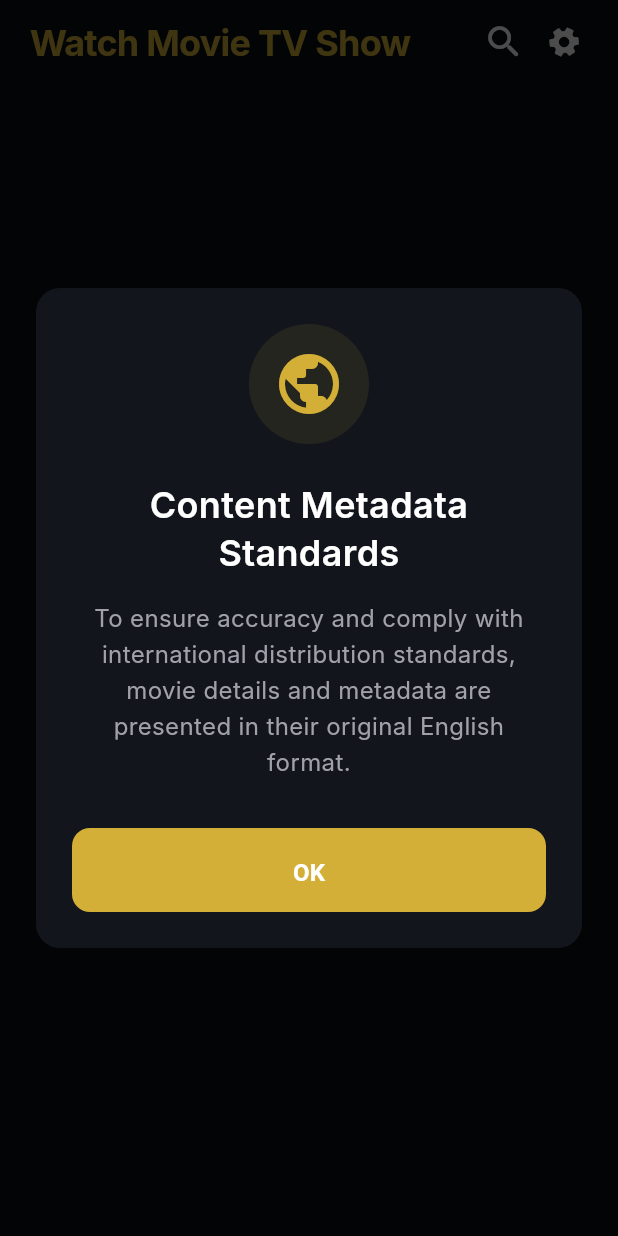
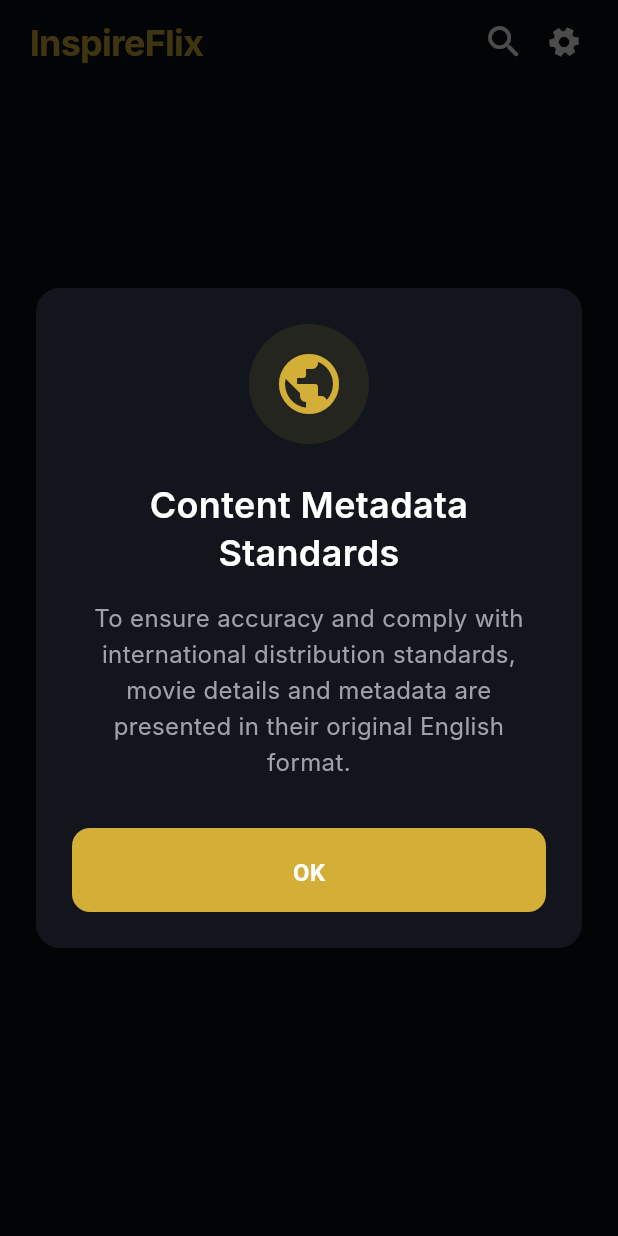
Before and after one commit to nguyenducthangit/watch_movie_tv_show, a Flutter app: the HomeContent screen opened directly, on a phone screen of 412 x 824 dp. Run offline on Flutter 3.47's test engine with Material 3 defaults, Android fonts, the light colour scheme and no system bars; our stand-ins replace cached_network_image, chewie, connectivity_plus, dio, equatable, flutter_rating_bar and 13 more; missing offline and left inert: app_settings, background_downloader, exo_shared, google_mlkit_translation; accounts and stored records are empty; network calls fail; Roboto replaces fonts that are missing (Inter).

Commit message:
release 1.0.0

```diff
--- a/lib/app/config/app_config.dart
+++ b/lib/app/config/app_config.dart
@@ -1,29 +1,7 @@
 import 'package:package_info_plus/package_info_plus.dart';
 
-/// App Configuration
-/// Contains all app-level configurations like URLs, timeouts, etc.
 class AppConfig {
   AppConfig._();
 
-
- static late final PackageInfo packageInfo;
-  // Timeout durations
-  static const Duration connectTimeout = Duration(seconds: 30);
-  static const Duration receiveTimeout = Duration(seconds: 30);
-
-  // Download settings
-  static const int maxConcurrentDownloads = 2;
-  static const int downloadRetryCount = 3;
-
-  // Cache settings
-  static const Duration manifestCacheExpiry = Duration(hours: 1);
-  static const int maxCachedImages = 100;
-
-  // Video settings
-  static const int videoBufferMs = 5000;
-  static const int prefetchThumbnailCount = 20;
-
-  // App info
-  static const String appName = 'Video App';
-  static const String appVersion = '1.0.0';
+  static late final PackageInfo packageInfo;
 }
--- a/lib/app/constants/app_strings.dart
+++ b/lib/app/constants/app_strings.dart
@@ -3,7 +3,7 @@ class AppStrings {
   AppStrings._();
 
   // App
-  static const String appName = 'ANGEL';
+  static const String appName = 'InspireFlix';
 
   // Navigation
   static const String home = 'Home';
--- a/lib/app/services/dio_client.dart
+++ b/lib/app/services/dio_client.dart
@@ -1,5 +1,4 @@
 import 'package:dio/dio.dart';
-import 'package:watch_movie_tv_show/app/config/app_config.dart';
 import 'package:watch_movie_tv_show/app/services/retry_interceptor.dart';
 import 'package:watch_movie_tv_show/app/utils/helpers.dart';
 
@@ -8,8 +7,8 @@ class DioClient {
   DioClient._() {
     _dio = Dio(
       BaseOptions(
-        connectTimeout: AppConfig.connectTimeout,
-        receiveTimeout: AppConfig.receiveTimeout,
+        connectTimeout: const Duration(seconds: 30),
+        receiveTimeout: const Duration(seconds: 30),
         headers: {'Content-Type': 'application/json', 'Accept': 'application/json'},
         extra: {'retryCount': 0}, // Initialize retry counter
       ),
--- a/lib/app/services/download_service.dart
+++ b/lib/app/services/download_service.dart
@@ -3,7 +3,6 @@ import 'dart:io';
 import 'package:background_downloader/background_downloader.dart' as bd;
 import 'package:get/get.dart';
 import 'package:path_provider/path_provider.dart';
-import 'package:watch_movie_tv_show/app/config/app_config.dart';
 import 'package:watch_movie_tv_show/app/data/models/download_task.dart';
 import 'package:watch_movie_tv_show/app/data/models/video_item.dart';
 import 'package:watch_movie_tv_show/app/data/models/video_quality.dart';
@@ -242,7 +241,7 @@ class DownloadService extends GetxService {
     }
 
     // Check concurrent downloads limit
-    if (activeDownloads.length >= AppConfig.maxConcurrentDownloads) {
+    if (activeDownloads.length >= 2) {
       logger.w('Max concurrent downloads reached');
       Get.snackbar(
         'Download Limit Reached',
@@ -300,7 +299,7 @@ class DownloadService extends GetxService {
           filename: filename,
           directory: 'videos',
           baseDirectory: bd.BaseDirectory.applicationDocuments,
-          retries: AppConfig.downloadRetryCount,
+          retries: 3,
           allowPause: true,
         );
 
--- a/lib/app/translations/lang/de_lang.dart
+++ b/lib/app/translations/lang/de_lang.dart
@@ -1,7 +1,7 @@
 import 'l.dart';
 
 const Map<String, String> deLang = {
-  L.appName: 'Filme und TV-Serien anschauen',
+  L.appName: 'InspireFlix',
   L.thisActionMayContainAds: 'Diese Aktion könnte Werbung enthalten ',
   L.language: 'Sprache',
 
--- a/lib/app/translations/lang/en_lang.dart
+++ b/lib/app/translations/lang/en_lang.dart
@@ -1,7 +1,7 @@
 import 'l.dart';
 
 const Map<String, String> enLang = {
-  L.appName: 'Watch Movie TV Show',
+  L.appName: 'InspireFlix',
   L.thisActionMayContainAds: 'This Action May Contain Ads ',
   L.language: 'Language',
 
--- a/lib/app/translations/lang/es_lang.dart
+++ b/lib/app/translations/lang/es_lang.dart
@@ -1,7 +1,7 @@
 import 'l.dart';
 
 const Map<String, String> esLang = {
-  L.appName: 'Ver Películas y Series de TV',
+  L.appName: 'InspireFlix',
   L.thisActionMayContainAds: 'Esta Acción Puede Contener Anuncios',
   L.language: 'Idioma',
 
--- a/lib/app/translations/lang/fr_lang.dart
+++ b/lib/app/translations/lang/fr_lang.dart
@@ -1,7 +1,7 @@
 import 'l.dart';
 
 const Map<String, String> frLang = {
-  L.appName: 'Regarder des films et séries TV',
+  L.appName: 'InspireFlix',
   L.thisActionMayContainAds: 'Cette action peut contenir des publicités',
   L.language: 'Langue',
 
--- a/lib/app/translations/lang/hi_lang.dart
+++ b/lib/app/translations/lang/hi_lang.dart
@@ -1,7 +1,7 @@
 import 'l.dart';
 
 const Map<String, String> hiLang = {
-  L.appName: 'फिल्म टीवी शो देखें',
+  L.appName: 'InspireFlix',
   L.thisActionMayContainAds: 'यह कार्रवाई विज्ञापन शामिल कर सकती है',
   L.language: 'भाषा',
 
--- a/lib/app/translations/lang/id_lang.dart
+++ b/lib/app/translations/lang/id_lang.dart
@@ -1,7 +1,7 @@
 import 'l.dart';
 
 const Map<String, String> idLang = {
-  L.appName: 'Nonton Film Acara TV',
+  L.appName: 'InspireFlix',
   L.thisActionMayContainAds: 'Tindakan Ini Mungkin Mengandung Iklan',
   L.language: 'Bahasa',
 
--- a/lib/app/translations/lang/pt_lang.dart
+++ b/lib/app/translations/lang/pt_lang.dart
@@ -1,7 +1,7 @@
 import 'l.dart';
 
 const Map<String, String> ptLang = {
-  L.appName: 'Assistir Filmes e Séries de TV',
+  L.appName: 'InspireFlix',
   L.thisActionMayContainAds: 'Esta ação pode conter anúncios',
   L.language: 'Idioma',
 
--- a/lib/features/settings/controllers/settings_controller.dart
+++ b/lib/features/settings/controllers/settings_controller.dart
@@ -72,7 +72,7 @@ class SettingsController extends BaseController {
   }
 
   Future<void> handlePrivacyPolicy() async {
-    const url = 'https://sites.google.com/zen-s.com/aho-voicechanger/home';
+    const url = 'https://sites.google.com/view/inspireflixmoviestv/home';
     // EasyAds.instance.appLifecycleReactor?.setIsExcludeScreen(true);
     await launchUrl(Uri.parse(url), mode: LaunchMode.externalApplication);
   }
```
Also changed, not shown: 1 other file.
